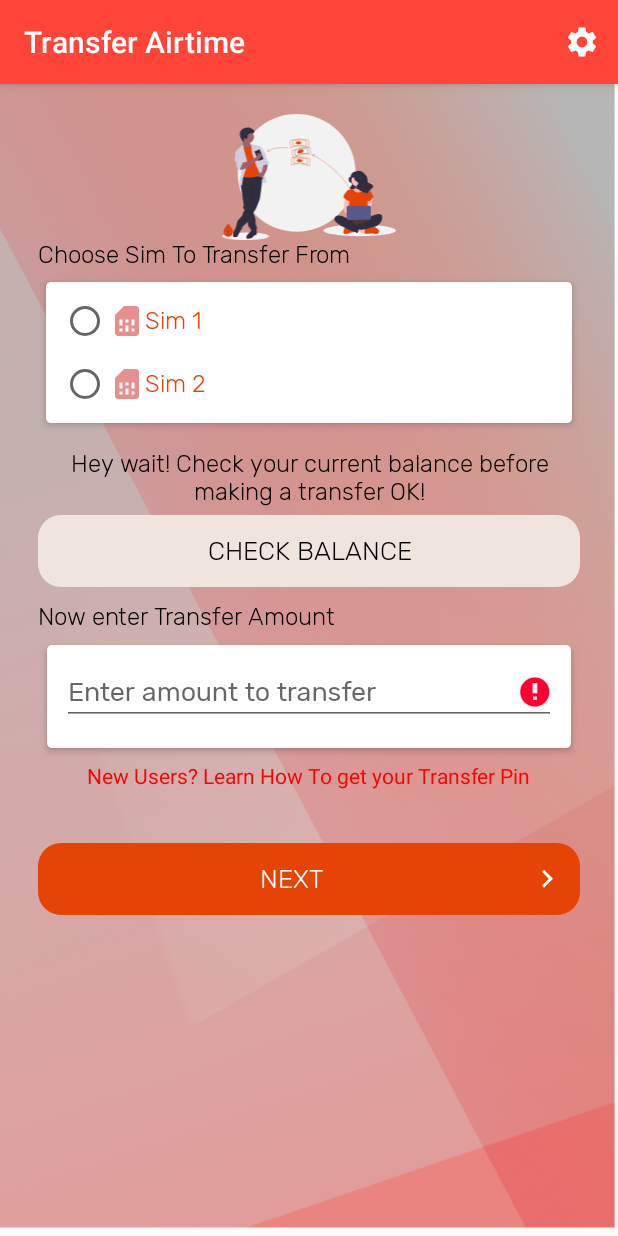
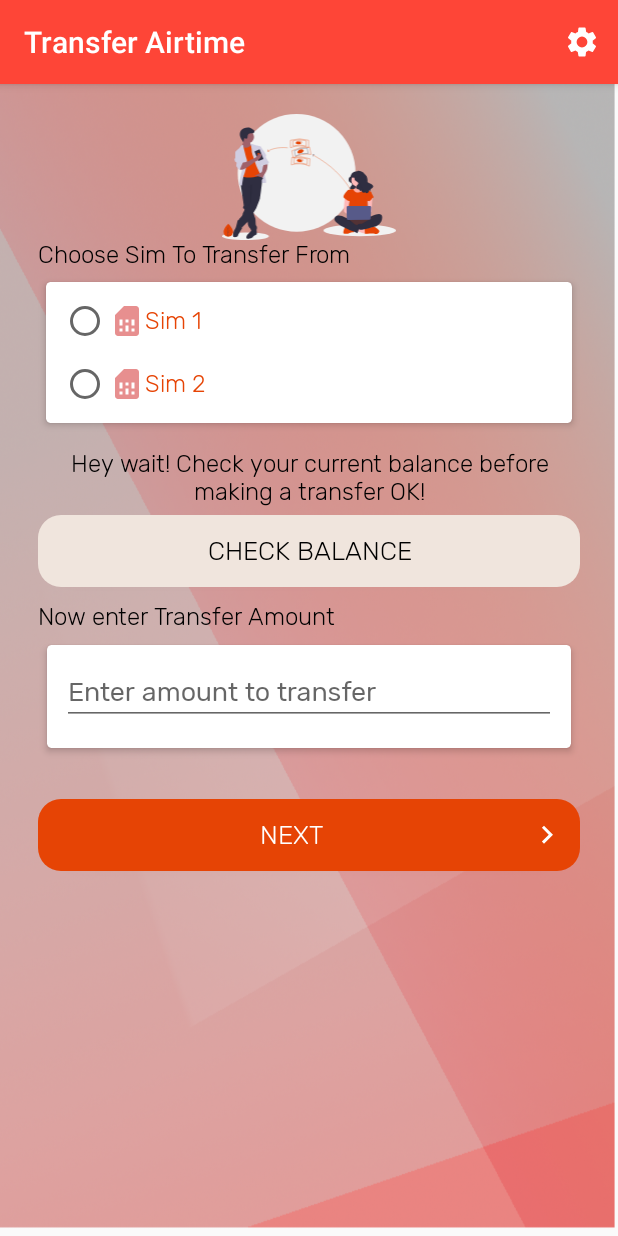
Before and after one commit to Nerojust/Tingtel_Payment, an Android app: the TransferAirtimeFragment screen opened through its navigation route, after a tap on "NEXT", on a phone screen of 412 x 824 dp. Run offline under Robolectric (Android 15) with nearby library versions, the phone set to English and light mode, and no system bars; our stand-ins replace Room's generated code; 2 statements that could not run were skipped.

Commit message:
more refactoring and additions.

```diff
--- a/app/src/main/java/tingtel/payment/fragments/dashboard/TransferAirtimeHomeFragment.java
+++ b/app/src/main/java/tingtel/payment/fragments/dashboard/DashboardFragment.java
@@ -24,7 +24,7 @@ import tingtel.payment.utils.SessionManager;
 import static tingtel.payment.utils.AppUtils.getSessionManagerInstance;
 
 
-public class TransferAirtimeHomeFragment extends Fragment {
+public class DashboardFragment extends Fragment {
 
 
     private Button btnTransferAirtime;
--- a/app/src/main/java/tingtel/payment/fragments/dashboard/TransactionHistoryFragment.java
+++ b/app/src/main/java/tingtel/payment/fragments/history/TransactionHistoryFragment.java
@@ -1,4 +1,4 @@
-package tingtel.payment.fragments.dashboard;
+package tingtel.payment.fragments.history;
 
 import android.os.Bundle;
 import android.view.LayoutInflater;
--- a/app/src/main/java/tingtel/payment/fragments/dashboard/GetTransferPinTutorialFragment.java
+++ b/app/src/main/java/tingtel/payment/fragments/transfer_airtime/GetTransferPinTutorialFragment.java
@@ -1,4 +1,4 @@
-package tingtel.payment.fragments.dashboard;
+package tingtel.payment.fragments.transfer_airtime;
 
 
 import android.os.Bundle;
--- a/app/src/main/java/tingtel/payment/fragments/dashboard/TransferAirtimeFragment.java
+++ b/app/src/main/java/tingtel/payment/fragments/transfer_airtime/TransferAirtimeFragment.java
@@ -1,4 +1,4 @@
-package tingtel.payment.fragments.dashboard;
+package tingtel.payment.fragments.transfer_airtime;
 
 import android.content.Intent;
 import android.os.Bundle;
@@ -52,34 +52,34 @@ public class TransferAirtimeFragment extends Fragment {
 
         Objects.requireNonNull(((MainActivity) Objects.requireNonNull(getActivity())).getSupportActionBar()).setTitle("Transfer Airtime");
 
+        initViews(view);
+        initListeners(view);
+
+        confirmSimRegistrations();
+        populateSimRadioButtons();
+
+
+        return view;
+    }
+
+    private void initViews(View view) {
         sessionManager = AppUtils.getSessionManagerInstance();
 
         rdSimGroup = view.findViewById(R.id.radioSim);
         btnCheckBalance = view.findViewById(R.id.btn_check_balance);
         btnNext = view.findViewById(R.id.btn_next);
         edAmount = view.findViewById(R.id.ed_amount);
-
         rdSim1 = view.findViewById(R.id.radioSim1);
         rdSim2 = view.findViewById(R.id.radioSim2);
 
-        tvGetTransferPin = view.findViewById(R.id.tv_get_transfer_pin);
-
         appDatabase = AppDatabase.getDatabaseInstance(Objects.requireNonNull(getContext()));
 
-        Fragment navhost = getActivity().getSupportFragmentManager().findFragmentById(R.id.nav_host_fragment);
+        Fragment navhost = Objects.requireNonNull(getActivity()).getSupportFragmentManager().findFragmentById(R.id.nav_host_fragment);
         navController = NavHostFragment.findNavController(Objects.requireNonNull(navhost));
+    }
 
-
-        confirmSimRegistrations();
-
-
-        populateSimRadioButtons();
-
-        tvGetTransferPin.setOnClickListener(v -> navController.navigate(R.id.action_transferAirtimeFragment_to_getTransferPinTutorialFragment, null));
-
-
+    private void initListeners(View view) {
         rdSimGroup.setOnCheckedChangeListener((group, checkedId) -> {
-
             //  Toast.makeText(getContext(), "testing for checked", Toast.LENGTH_LONG).show();
             // get selected radio button from radioGroup
             int selectedId = rdSimGroup.getCheckedRadioButtonId();
@@ -101,7 +101,6 @@ public class TransferAirtimeFragment extends Fragment {
                 return;
             }
 
-
             switch (selectedId) {
                 case R.id.radioSim1:
                     SimNo = 0;
@@ -114,19 +113,18 @@ public class TransferAirtimeFragment extends Fragment {
                 default:
                     return;
             }
-
         });
 
 
         btnCheckBalance.setOnClickListener(v -> {
-
-
             // get selected radio button from radioGroup
             int selectedId = rdSimGroup.getCheckedRadioButtonId();
-
+            if (selectedId == -1) {
+                Toast.makeText(getContext(), "Select a sim first", Toast.LENGTH_SHORT).show();
+                return;
+            }
             // find the radiobutton by returned id
-            rdSimButton = (RadioButton) view.findViewById(selectedId);
-
+            rdSimButton = view.findViewById(selectedId);
 
             if (rdSimButton.getText().toString().substring(0, 3).equalsIgnoreCase("mtn")) {
                 UssdCode = "*556#";
@@ -143,34 +141,26 @@ public class TransferAirtimeFragment extends Fragment {
             }
 
             dialUssdCode(getActivity(), UssdCode, SimNo);
-
         });
 
 
         btnNext.setOnClickListener(v -> {
-
             if (!checkSelectedSim(view)) {
                 return;
             }
-            if (!validateFields(view)) {
-                return;
+            //if all fields and conditions are satisfied proceed.
+            if (isValidAllFields()) {
+                Bundle bundle = new Bundle();
+                bundle.putString("simNetwork", SimNetwork);
+                bundle.putString("simSerial", "" + SimSerial);
+                bundle.putInt("simNo", SimNo);
+                bundle.putString("amount", edAmount.getText().toString());
+                navController.navigate(R.id.action_transferAirtimeFragment_to_transferAirtimeReceiverInfoFragment, bundle);
             }
-
-            Bundle bundle = new Bundle();
-            bundle.putString("simNetwork", SimNetwork);
-            bundle.putString("simSerial", "" + SimSerial);
-            bundle.putInt("simNo", SimNo);
-            bundle.putString("amount", edAmount.getText().toString());
-            navController.navigate(R.id.action_transferAirtimeFragment_to_transferAirtimeReceiverInfoFragment, bundle);
-
-
         });
-
-        return view;
     }
 
     private void confirmSimRegistrations() {
-
         String NoOfSIm = sessionManager.getSimStatus();
 
         switch (NoOfSIm) {
@@ -221,11 +211,7 @@ public class TransferAirtimeFragment extends Fragment {
 
         String Sim1Serial = sessionManager.getSimSerialICCID();
 
-        if (appDatabase.simCardsDao().getSerial(Sim1Serial).size() > 0) {
-            return true;
-        } else {
-            return false;
-        }
+        return appDatabase.simCardsDao().getSerial(Sim1Serial).size() > 0;
 
     }
 
@@ -233,11 +219,7 @@ public class TransferAirtimeFragment extends Fragment {
 
         String Sim2Serial = sessionManager.getSimSerialICCID1();
 
-        if (appDatabase.simCardsDao().getSerial(Sim2Serial).size() > 0) {
-            return true;
-        } else {
-            return false;
-        }
+        return appDatabase.simCardsDao().getSerial(Sim2Serial).size() > 0;
 
     }
 
@@ -246,7 +228,6 @@ public class TransferAirtimeFragment extends Fragment {
         String NoOfSIm = sessionManager.getSimStatus();
 
         switch (NoOfSIm) {
-
             case "SIM1":
                 rdSim1.setVisibility(View.VISIBLE);
                 rdSim2.setVisibility(View.GONE);
@@ -260,27 +241,35 @@ public class TransferAirtimeFragment extends Fragment {
                 rdSim2.setText(sessionManager.getNetworkName1() + " (" + sessionManager.getSimPhoneNumber1() + ")");
                 break;
         }
-
-
     }
 
-    private boolean validateFields(View view) {
-        if (edAmount.getText().toString().equalsIgnoreCase("")) {
-            edAmount.setError("Kindly Input an Amount");
-            edAmount.setFocusable(true);
+    private boolean isValidAllFields() {
+        if (rdSimGroup.getCheckedRadioButtonId() == -1) {
+            Toast.makeText(getContext(), "Please select a sim", Toast.LENGTH_SHORT).show();
             return false;
-        } else {
-            return true;
+        }
+        if (edAmount.getText().toString().isEmpty()) {
+            Toast.makeText(getContext(), "Amount is required", Toast.LENGTH_SHORT).show();
+            return false;
+        }
+        if (edAmount.getText().toString().trim().length() < 3) {
+            Toast.makeText(getContext(), "Amount is too low. Minimum amount is 100", Toast.LENGTH_SHORT).show();
+            return false;
         }
 
+        return true;
+    }
 
-    }
 
     private boolean checkSelectedSim(View v) {
         int selectedId = rdSimGroup.getCheckedRadioButtonId();
-
+        if (selectedId == -1) {
+            Toast.makeText(getContext(), "Select a sim first", Toast.LENGTH_SHORT).show();
+            return false;
+        }
         // find the radiobutton by returned id
         rdSimButton = v.findViewById(selectedId);
+
 
         if (rdSimButton.getText().toString().substring(0, 3).equalsIgnoreCase("mtn")) {
             SimNetwork = "Mtn";
--- a/app/src/main/res/layout/fragment_get_transfer_pin_tutorial.xml
+++ b/app/src/main/res/layout/fragment_get_transfer_pin_tutorial.xml
@@ -5,7 +5,7 @@
     android:layout_width="match_parent"
     android:layout_height="wrap_content"
     android:orientation="vertical"
-    tools:context=".fragments.dashboard.GetTransferPinTutorialFragment">
+    tools:context=".fragments.transfer_airtime.GetTransferPinTutorialFragment">
 
     <LinearLayout
         android:layout_width="match_parent"
--- a/app/src/main/res/layout/fragment_main.xml
+++ b/app/src/main/res/layout/fragment_main.xml
@@ -4,7 +4,7 @@
     android:layout_width="match_parent"
     android:layout_height="match_parent"
     android:background="@drawable/tingtel_bg2"
-    tools:context=".fragments.dashboard.TransferAirtimeHomeFragment">
+    tools:context=".fragments.dashboard.DashboardFragment">
 
     <ScrollView
         android:layout_width="match_parent"
--- a/app/src/main/res/layout/fragment_transaction_history.xml
+++ b/app/src/main/res/layout/fragment_transaction_history.xml
@@ -3,7 +3,7 @@
     xmlns:tools="http://schemas.android.com/tools"
     android:layout_width="match_parent"
     android:layout_height="match_parent"
-    tools:context=".fragments.dashboard.TransactionHistoryFragment">
+    tools:context=".fragments.history.TransactionHistoryFragment">
 
     <androidx.recyclerview.widget.RecyclerView
         android:id="@+id/rv_history"
--- a/app/src/main/res/layout/fragment_transfer_airtime.xml
+++ b/app/src/main/res/layout/fragment_transfer_airtime.xml
@@ -6,7 +6,7 @@
     android:layout_height="match_parent"
     android:background="@drawable/tingtel_bg2"
     android:orientation="vertical"
-    tools:context=".fragments.dashboard.TransferAirtimeFragment">
+    tools:context=".fragments.transfer_airtime.TransferAirtimeFragment">
 
 
     <ScrollView
@@ -147,15 +147,6 @@
 
                 </androidx.cardview.widget.CardView>
 
-                <TextView
-                    android:id="@+id/tv_get_transfer_pin"
-                    android:layout_width="wrap_content"
-                    android:layout_height="wrap_content"
-                    android:layout_gravity="center_horizontal"
-                    android:layout_marginBottom="10dp"
-                    android:text="New Users? Learn How To get your Transfer Pin"
-                    android:textColor="#ff0000" />
-
                 <Button
                     android:id="@+id/btn_next"
                     android:layout_width="match_parent"
--- a/app/src/main/res/layout/fragment_transfer_airtime_receiver_info.xml
+++ b/app/src/main/res/layout/fragment_transfer_airtime_receiver_info.xml
@@ -5,7 +5,7 @@
     android:layout_width="match_parent"
     android:layout_height="match_parent"
     android:background="@drawable/tingtel_bg4"
-    tools:context=".fragments.dashboard.TransferAirtimeReceiverInfoFragment">
+    tools:context=".fragments.transfer_airtime.TransferAirtimeReceiverInfoFragment">
 
 
     <ScrollView
@@ -127,7 +127,7 @@
                         android:gravity="right"
                         android:text="@string/what_is_pin"
                         android:textColor="@color/tingtel_light_red"
-                        android:textSize="10sp" />
+                        android:textSize="12sp" />
 
 
                     <com.google.android.material.textfield.TextInputLayout
--- a/app/src/main/res/navigation/main_navigation.xml
+++ b/app/src/main/res/navigation/main_navigation.xml
@@ -7,7 +7,7 @@
 
     <fragment
         android:id="@+id/mainFragment"
-        android:name="tingtel.payment.fragments.dashboard.TransferAirtimeHomeFragment"
+        android:name="tingtel.payment.fragments.dashboard.DashboardFragment"
         android:label="fragment_main"
         tools:layout="@layout/fragment_main" >
         <action
@@ -19,19 +19,16 @@
     </fragment>
     <fragment
         android:id="@+id/transferAirtimeFragment"
-        android:name="tingtel.payment.fragments.dashboard.TransferAirtimeFragment"
+        android:name="tingtel.payment.fragments.transfer_airtime.TransferAirtimeFragment"
         android:label="fragment_transfer_airtime"
         tools:layout="@layout/fragment_transfer_airtime" >
         <action
             android:id="@+id/action_transferAirtimeFragment_to_transferAirtimeReceiverInfoFragment"
             app:destination="@id/transferAirtimeReceiverInfoFragment" />
-        <action
-            android:id="@+id/action_transferAirtimeFragment_to_getTransferPinTutorialFragment"
-            app:destination="@id/getTransferPinTutorialFragment" />
     </fragment>
     <fragment
         android:id="@+id/transferAirtimePreviewFragment"
-        android:name="tingtel.payment.fragments.dashboard.TransferAirtimePreviewFragment"
+        android:name="tingtel.payment.fragments.transfer_airtime.TransferAirtimePreviewFragment"
         android:label="fragment_transfer_airtime_preview"
         tools:layout="@layout/fragment_transfer_airtime_preview" >
         <action
@@ -58,7 +55,7 @@
     </fragment>
     <fragment
         android:id="@+id/transferAirtimeSuccessFragment"
-        android:name="tingtel.payment.fragments.dashboard.TransferAirtimeSuccessFragment"
+        android:name="tingtel.payment.fragments.transfer_airtime.TransferAirtimeSuccessFragment"
         android:label="fragment_transfer_airtime_success"
         tools:layout="@layout/fragment_transfer_airtime_success" >
         <action
@@ -76,7 +73,7 @@
     </fragment>
     <fragment
         android:id="@+id/transferAirtimeReceiverInfoFragment"
-        android:name="tingtel.payment.fragments.dashboard.TransferAirtimeReceiverInfoFragment"
+        android:name="tingtel.payment.fragments.transfer_airtime.TransferAirtimeReceiverInfoFragment"
         android:label="fragment_transfer_airtime_receiver_info"
         tools:layout="@layout/fragment_transfer_airtime_receiver_info" >
         <action
@@ -94,15 +91,26 @@
         <argument
             android:name="simSerial"
             app:argType="string" />
+        <action
+            android:id="@+id/action_transferAirtimeReceiverInfoFragment_to_getTransferPinTutorialFragment"
+            app:destination="@id/getTransferPinTutorialFragment" />
+        <action
+            android:id="@+id/action_transferAirtimeReceiverInfoFragment_to_QRCodeScanActivity"
+            app:destination="@id/QRCodeScanActivity" />
     </fragment>
     <fragment
         android:id="@+id/transactionHistoryFragment"
-        android:name="tingtel.payment.fragments.dashboard.TransactionHistoryFragment"
+        android:name="tingtel.payment.fragments.history.TransactionHistoryFragment"
         android:label="fragment_transaction_history"
         tools:layout="@layout/fragment_transaction_history" />
     <fragment
         android:id="@+id/getTransferPinTutorialFragment"
-        android:name="tingtel.payment.fragments.dashboard.GetTransferPinTutorialFragment"
+        android:name="tingtel.payment.fragments.transfer_airtime.GetTransferPinTutorialFragment"
         android:label="fragment_get_transfer_pin_tutorial"
         tools:layout="@layout/fragment_get_transfer_pin_tutorial" />
+    <activity
+        android:id="@+id/QRCodeScanActivity"
+        android:name="tingtel.payment.QRCodeScanActivity"
+        android:label="activity_qrcode_scan"
+        tools:layout="@layout/activity_qrcode_scan" />
 </navigation>
--- a/app/src/main/res/values/strings.xml
+++ b/app/src/main/res/values/strings.xml
@@ -72,7 +72,7 @@
     <string name="register_sim_2_now">Register Sim 2 Now</string>
     <string name="no_thanks_later">No Thanks, Later</string>
     <string name="check_balance">Check Balance</string>
-    <string name="service_fee">Service Fee:</string>
+    <string name="service_fee">Service Fee (10%):</string>
     <string name="amount">Amount:</string>
     <string name="amount_to_be_credited">Amount To Be Credited:</string>
     <string name="review">Review</string>
@@ -81,7 +81,7 @@
     <string name="confirm_amount">Confirm Amount</string>
     <string name="network">Network</string>
     <string name="enter_receiver_s_phone_number">Enter receiver\'s phone number</string>
-    <string name="what_is_pin">What is Pin?</string>
+    <string name="what_is_pin">What is my Pin?</string>
     <string name="mtn_sim_detected">Mtn Sim Detected</string>
     <string name="enter_your_current_password">Enter your current password</string>
     <string name="set_your_new_password">Set your new password</string>
```
Also changed, not shown: app/src/main/java/tingtel/payment/fragments/dashboard/TransferAirtimeSuccessFragment.java (deleted, +0 -76 lines), app/src/main/java/tingtel/payment/fragments/transfer_airtime/TransferAirtimePreviewFragment.java (renamed from app/src/main/java/tingtel/payment/fragments/dashboard/TransferAirtimePreviewFragment.java, +9 -4 lines), app/src/main/java/tingtel/payment/fragments/transfer_airtime/TransferAirtimeReceiverInfoFragment.java (renamed from app/src/main/java/tingtel/payment/fragments/dashboard/TransferAirtimeReceiverInfoFragment.java, +40 -5 lines), app/src/main/java/tingtel/payment/fragments/transfer_airtime/TransferAirtimeSuccessFragment.java (added, +61 -0 lines), app/src/main/res/layout/fragment_transfer_airtime_preview.xml (+21 -19 lines).
